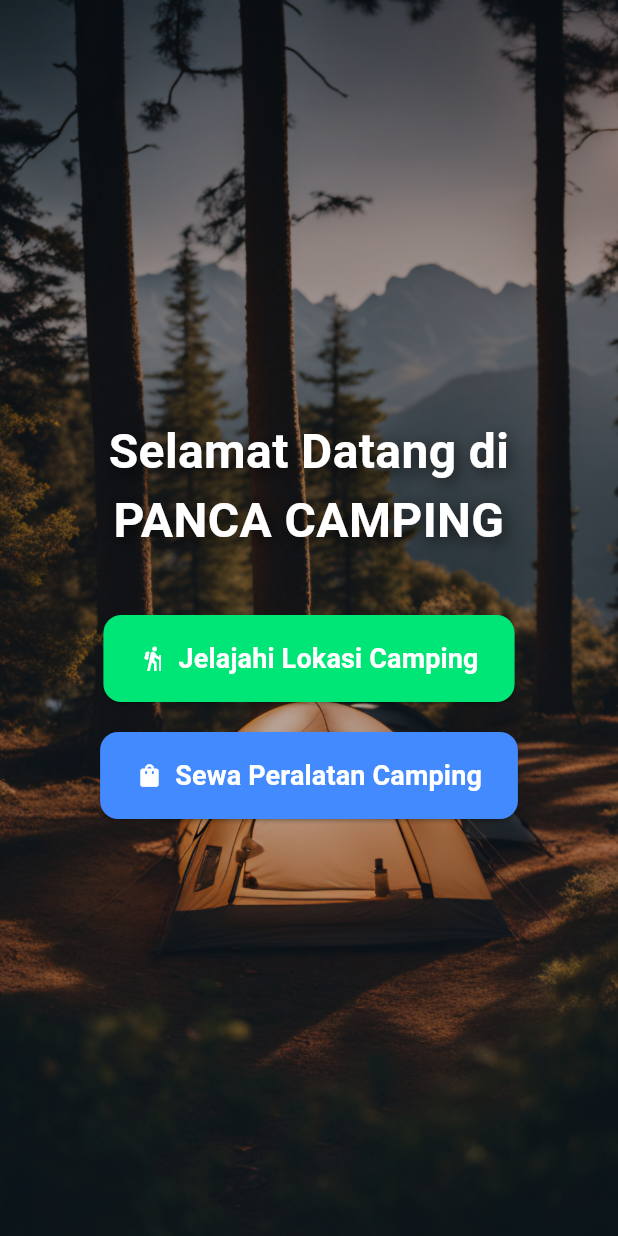
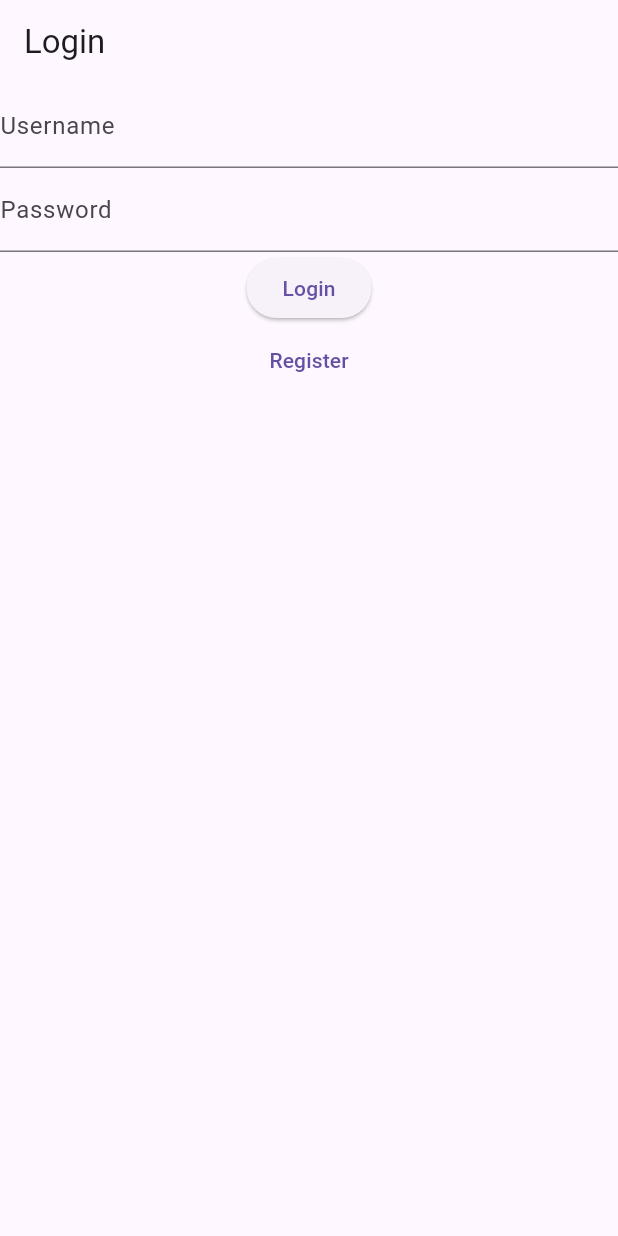
Before and after one commit to Dimata-PKL-2024/PKL-Flutter, a Flutter app: the screen it shows after launch, on a phone screen of 412 x 824 dp. Run offline on Flutter 3.47's test engine with Material 3 defaults, Android fonts, the phone set to English and light mode, and no system bars; our stand-ins replace get.

Commit message:
create login register

```diff
--- /dev/null
+++ b/assets/users.json
@@ -0,0 +1,10 @@
+[
+  {
+    "username": "user1",
+    "password": "password1"
+  },
+  {
+    "username": "user2",
+    "password": "password2"
+  }
+]
--- /dev/null
+++ b/lib/bindings/auth_binding.dart
@@ -0,0 +1,9 @@
+import 'package:get/get.dart';
+import '../controllers/auth_controller.dart';
+
+class AuthBinding extends Bindings {
+  @override
+  void dependencies() {
+    Get.lazyPut<AuthController>(() => AuthController());
+  }
+}
--- /dev/null
+++ b/lib/controllers/auth_controller.dart
@@ -0,0 +1,26 @@
+import 'dart:convert';
+import 'package:flutter/services.dart';
+import 'package:get/get.dart';
+
+class AuthController extends GetxController {
+  var users = [].obs;
+
+  Future<void> loadUsers() async {
+    final String response = await rootBundle.loadString('assets/users.json');
+    users.value = json.decode(response);
+  }
+
+  bool login(String username, String password) {
+    return users.any(
+        (user) => user['username'] == username && user['password'] == password);
+  }
+
+  bool register(String username, String password) {
+    if (users.any((user) => user['username'] == username)) {
+      return false;
+    }
+
+    users.add({'username': username, 'password': password});
+    return true;
+  }
+}
--- a/lib/controllers/equipment_controller.dart
+++ b/lib/controllers/equipment_controller.dart
@@ -2,22 +2,18 @@ import 'package:get/get.dart';
 import '../models/equipment_model.dart';
 
 class EquipmentController extends GetxController {
-  // Reactive list of available camping equipment
   final equipmentList = <Equipment>[].obs;
 
   @override
   void onInit() {
     super.onInit();
-    // Initialize the equipment list from the model
     equipmentList.addAll(Equipment.getEquipmentList());
   }
 
-  // Fetch equipment details by index
   Equipment getEquipmentDetails(int index) {
     return equipmentList[index];
   }
 
-  // Logic to rent equipment
   void rentEquipment(Equipment equipment) {
     Get.snackbar('Berhasil', 'Anda telah menyewa ${equipment.name}');
   }
--- a/lib/controllers/location_controller.dart
+++ b/lib/controllers/location_controller.dart
@@ -2,17 +2,14 @@ import 'package:get/get.dart';
 import '../models/location_model.dart';
 
 class LocationController extends GetxController {
-  // Reactive list of camping locations using data from the model
   final locations = <Location>[].obs;
 
   @override
   void onInit() {
     super.onInit();
-    // Initialize the locations list from the model when the controller is initialized
     locations.addAll(Location.getLocations());
   }
 
-  // Fetch location details (optional if needed)
   Location getLocationDetails(int index) {
     return locations[index];
   }
--- a/lib/main.dart
+++ b/lib/main.dart
@@ -1,5 +1,6 @@
 import 'package:flutter/material.dart';
 import 'package:get/get.dart';
+
 import 'package:pkl_flutter/routes/app_routes.dart';
 
 
@@ -14,7 +15,7 @@ class MyApp extends StatelessWidget {
   Widget build(BuildContext context) {
     return GetMaterialApp(
       title: 'Camping App',
-      initialRoute: AppRoutes.home,
+      initialRoute: '/login',
       getPages: AppRoutes.routes,
     );
   }
--- a/lib/models/equipment_model.dart
+++ b/lib/models/equipment_model.dart
@@ -10,10 +10,9 @@ class Equipment {
     required this.description,
     required this.pricePerDay,
     required this.imagePath,
-    required this.specifications, // New field for specifications
+    required this.specifications,
   });
 
-  // Static method to fetch list of equipment
   static List<Equipment> getEquipmentList() {
     return [
       Equipment(
@@ -40,7 +39,8 @@ class Equipment {
       ),
       Equipment(
         name: 'Kompor',
-        description: 'Kompor portabel yang mudah dibawa, cocok untuk memasak di alam.',
+        description:
+            'Kompor portabel yang mudah dibawa, cocok untuk memasak di alam.',
         pricePerDay: 50000,
         imagePath: 'images/kompor.png',
         specifications: {
@@ -62,7 +62,8 @@ class Equipment {
       ),
       Equipment(
         name: 'Headlamp',
-        description: 'Headlamp dengan cahaya terang, ideal untuk aktivitas malam.',
+        description:
+            'Headlamp dengan cahaya terang, ideal untuk aktivitas malam.',
         pricePerDay: 50000,
         imagePath: 'images/headlamp.png',
         specifications: {
--- /dev/null
+++ b/lib/models/user_model.dart
@@ -0,0 +1,20 @@
+class UserModel {
+  final String username;
+  final String password;
+
+  UserModel({required this.username, required this.password});
+
+  factory UserModel.fromJson(Map<String, dynamic> json) {
+    return UserModel(
+      username: json['username'],
+      password: json['password'],
+    );
+  }
+
+  Map<String, dynamic> toJson() {
+    return {
+      'username': username,
+      'password': password,
+    };
+  }
+}
--- a/lib/routes/app_routes.dart
+++ b/lib/routes/app_routes.dart
@@ -4,13 +4,17 @@ import '../views/location/location_list_page.dart';
 import '../views/location/location_detail_page.dart';
 import '../views/equipment/equipment_list_page.dart';
 import '../views/equipment/equipment_rent_page.dart';
+import '../views/auth/login_page.dart';
+import '../views/auth/register_page.dart';
 
-// Import bindings
 import '../bindings/location_binding.dart';
 import '../bindings/equipment_binding.dart';
+import '../bindings/auth_binding.dart';
 
 class AppRoutes {
   static const home = '/';
+  static const login = '/login';
+  static const register = '/register';
   static const locationList = '/locations';
   static const locationDetail = '/location_detail';
   static const equipmentList = '/equipment';
@@ -19,28 +23,40 @@ class AppRoutes {
   static final routes = [
     GetPage(name: home, page: () => HomePage()),
 
-    // Menggunakan binding untuk Location
+    // GetPage(
+    //   name: login,
+    //   page: () => LoginPage(),
+    //   binding: AuthBinding()
+    // ),
+    // GetPage(
+    //   name: register,
+    //   page: () => RegisterPage(),
+    //   binding: AuthBinding()
+    // ),
+
+    GetPage(name: login, page: () => LoginPage(), binding: AuthBinding()),
+    GetPage(name: register, page: () => RegisterPage(), binding: AuthBinding()),
+
     GetPage(
       name: locationList,
       page: () => LocationListPage(),
-      binding: LocationBinding(), // Bind LocationController
+      binding: LocationBinding(),
     ),
     GetPage(
       name: locationDetail,
       page: () => LocationDetailPage(),
-      binding: LocationBinding(), // Bind LocationController, bisa gunakan argumen Get
+      binding: LocationBinding(),
     ),
 
-    // Menggunakan binding untuk Equipment
     GetPage(
       name: equipmentList,
       page: () => EquipmentListPage(),
-      binding: EquipmentBinding(), // Bind EquipmentController
+      binding: EquipmentBinding(),
     ),
     GetPage(
       name: equipmentRent,
       page: () => EquipmentRentPage(),
-      binding: EquipmentBinding(), // Bind EquipmentController
+      binding: EquipmentBinding(),
     ),
   ];
 }
--- /dev/null
+++ b/lib/views/auth/login_page.dart
@@ -0,0 +1,68 @@
+import 'package:flutter/material.dart';
+import 'package:get/get.dart';
+import '../../controllers/auth_controller.dart';
+
+class LoginPage extends StatelessWidget {
+  final AuthController authController = Get.put(AuthController());
+  final TextEditingController usernameController = TextEditingController();
+  final TextEditingController passwordController = TextEditingController();
+
+  @override
+  Widget build(BuildContext context) {
+    return Scaffold(
+      appBar: AppBar(title: Text('Login')),
+      body: Column(
+        children: [
+          _buildUsernameField(),
+          _buildPasswordField(),
+          _buildLoginButton(),
+          _buildRegisterButton(),
+        ],
+      ),
+    );
+  }
+
+  Widget _buildUsernameField() {
+    return TextField(
+      controller: usernameController,
+      decoration: InputDecoration(labelText: 'Username'),
+    );
+  }
+
+  Widget _buildPasswordField() {
+    return TextField(
+      controller: passwordController,
+      decoration: InputDecoration(labelText: 'Password'),
+      obscureText: true,
+    );
+  }
+
+  Widget _buildLoginButton() {
+    return ElevatedButton(
+      onPressed: () {
+        String username = usernameController.text;
+        String password = passwordController.text;
+
+        if (username.contains('@')) {
+          var parts = username.split('@');
+          username = parts[0];
+        }
+
+        bool success = authController.login(username, password);
+        if (success) {
+          Get.toNamed('/home');
+        } else {
+          Get.snackbar('Error', 'Invalid username or password');
+        }
+      },
+      child: Text('Login'),
+    );
+  }
+
+  Widget _buildRegisterButton() {
+    return TextButton(
+      onPressed: () => Get.toNamed('/register'),
+      child: Text('Register'),
+    );
+  }
+}
--- a/lib/views/equipment/equipment_list_page.dart
+++ b/lib/views/equipment/equipment_list_page.dart
@@ -49,7 +49,8 @@ class EquipmentListPage extends StatelessWidget {
         leading: buildImage(equipment.imagePath),
         title: buildTitle(equipment.name),
         subtitle: buildSubtitle(equipment.pricePerDay),
-        trailing: Icon(Icons.arrow_forward_ios, color: Colors.blueAccent[700], size: 18),
+        trailing: Icon(Icons.arrow_forward_ios,
+            color: Colors.blueAccent[700], size: 18),
         onTap: () {
           Get.toNamed(AppRoutes.equipmentRent, arguments: equipment);
         },
@@ -80,7 +81,7 @@ class EquipmentListPage extends StatelessWidget {
     );
   }
 
-  Widget buildSubtitle(int pricePerDay) {
+  Widget buildSubtitle(double pricePerDay) {
     return Padding(
       padding: const EdgeInsets.only(top: 4.0),
       child: Text(
--- a/lib/views/home/home_page.dart
+++ b/lib/views/home/home_page.dart
@@ -10,7 +10,15 @@ class HomePage extends StatelessWidget {
     return Scaffold(
       body: Stack(
         children: [
-          Container(
+          _buildBackgroundImage(),
+          _buildContent(),
+        ],
+      ),
+    );
+  }
+
+  Widget _buildBackgroundImage() {
+    return Container(
       decoration: BoxDecoration(
         image: DecorationImage(
           image: AssetImage(imagePath),
@@ -20,20 +28,38 @@ class HomePage extends StatelessWidget {
       child: Container(
         decoration: BoxDecoration(
           gradient: LinearGradient(
-                  colors: [Colors.black.withOpacity(0.4), Colors.black.withOpacity(0.2)],
+            colors: [
+              Colors.black.withOpacity(0.4),
+              Colors.black.withOpacity(0.2),
+            ],
             begin: Alignment.topCenter,
             end: Alignment.bottomCenter,
           ),
         ),
       ),
-          ),
-          Center(
+    );
+  }
+
+  Widget _buildContent() {
+    return Center(
       child: Padding(
         padding: const EdgeInsets.symmetric(horizontal: 24.0),
         child: Column(
           mainAxisAlignment: MainAxisAlignment.center,
           children: [
-                  Text(
+            _buildWelcomeText(),
+            SizedBox(height: 40),
+            _buildExploreButton(),
+            SizedBox(height: 20),
+            _buildRentButton(),
+          ],
+        ),
+      ),
+    );
+  }
+
+  Widget _buildWelcomeText() {
+    return Text(
       'Selamat Datang di PANCA CAMPING',
       style: TextStyle(
         fontSize: 32,
@@ -49,10 +75,11 @@ class HomePage extends StatelessWidget {
         ],
       ),
       textAlign: TextAlign.center,
-                  ),
-                  SizedBox(height: 40),
-                  // Tombol untuk menjelajahi lokasi camping
-                  ElevatedButton.icon(
+    );
+  }
+
+  Widget _buildExploreButton() {
+    return ElevatedButton.icon(
       style: ElevatedButton.styleFrom(
         foregroundColor: Colors.white,
         padding: EdgeInsets.symmetric(horizontal: 24, vertical: 16),
@@ -67,10 +94,11 @@ class HomePage extends StatelessWidget {
         'Jelajahi Lokasi Camping',
         style: TextStyle(fontSize: 18, fontWeight: FontWeight.bold),
       ),
-                  ),
-                  SizedBox(height: 20),
-                  // Tombol untuk menyewa peralatan camping
-                  ElevatedButton.icon(
+    );
+  }
+
+  Widget _buildRentButton() {
+    return ElevatedButton.icon(
       style: ElevatedButton.styleFrom(
         foregroundColor: Colors.white,
         padding: EdgeInsets.symmetric(horizontal: 24, vertical: 16),
@@ -85,13 +113,6 @@ class HomePage extends StatelessWidget {
         'Sewa Peralatan Camping',
         style: TextStyle(fontSize: 18, fontWeight: FontWeight.bold),
       ),
-                  ),
-                ],
-              ),
-            ),
-          ),
-        ],
-      ),
     );
   }
 }
--- a/pubspec.yaml
+++ b/pubspec.yaml
@@ -60,6 +60,7 @@ flutter:
   uses-material-design: true
   assets:
     - images/
+    - assets/users.json
 
   # To add assets to your application, add an assets section, like this:
   # assets:
```
Also changed, not shown: lib/models/location_model.dart (+72 -31 lines), lib/views/auth/register_page.dart (added, +79 -0 lines), lib/views/equipment/equipment_rent_page.dart (+41 -14 lines), lib/views/location/location_detail_page.dart (+27 -9 lines), lib/bindings/equipment_binding.dart (line endings or trailing spaces), lib/views/location/location_list_page.dart (line endings or trailing spaces), 3 other files. Lines whose indentation alone changed are shown as unchanged.
